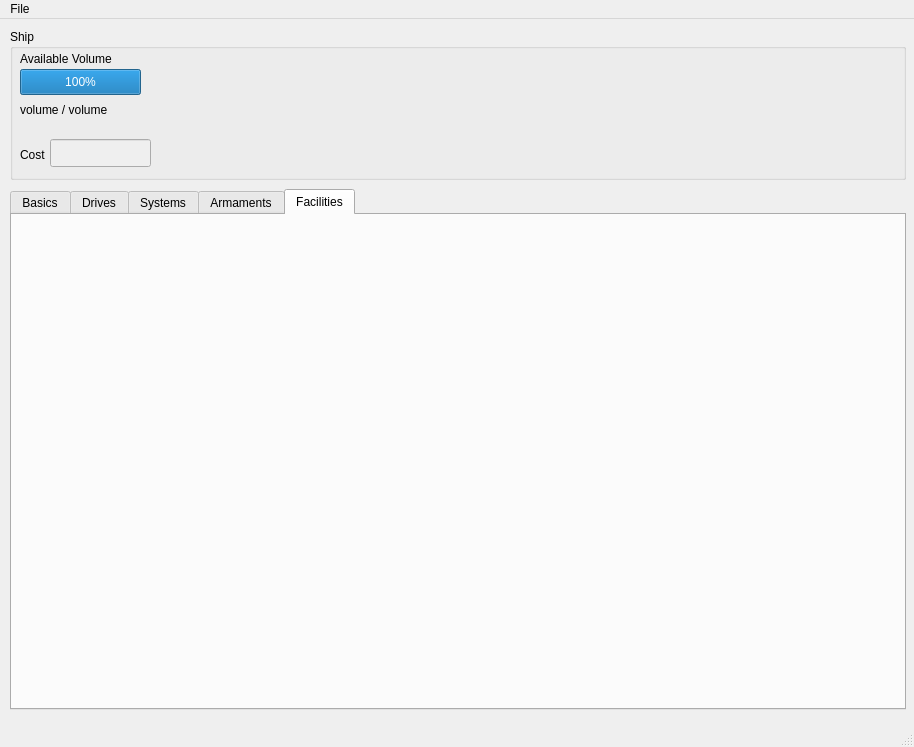
First picture: the form in main_smsd.ui, repository anotheroni/smsd, before the edit.
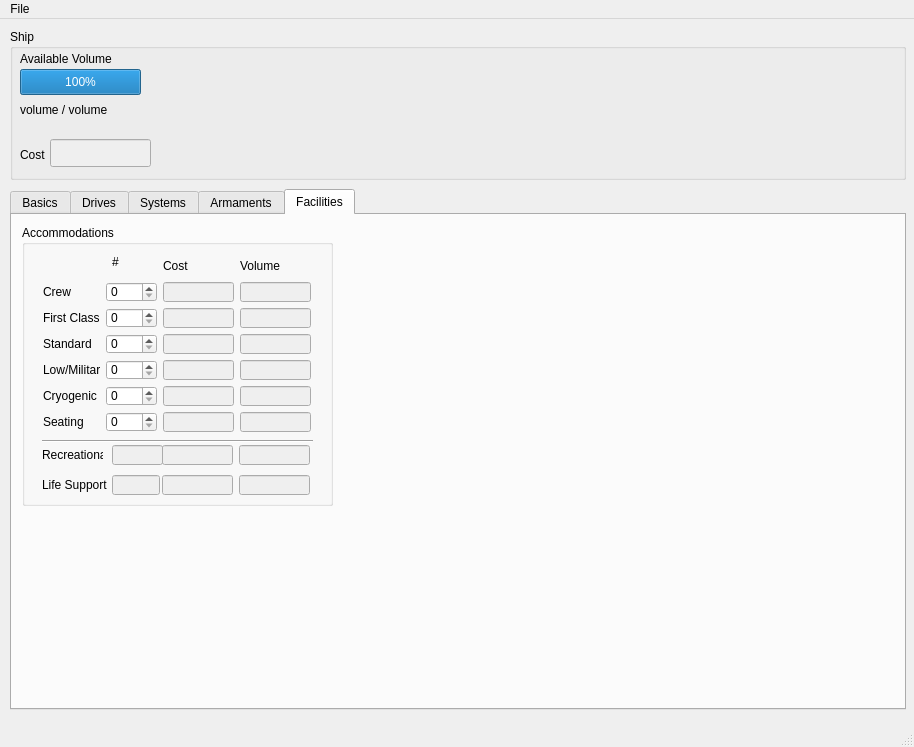
Second picture: the form after the edit. The open tabs and pages were chosen to show the change.

```diff
--- a/main_smsd.ui
+++ b/main_smsd.ui
@@ -823,6 +823,649 @@
      <attribute name="title" >
       <string>Facilities</string>
      </attribute>
+     <widget class="QGroupBox" name="groupBox_9" >
+      <property name="geometry" >
+       <rect>
+        <x>10</x>
+        <y>10</y>
+        <width>311</width>
+        <height>281</height>
+       </rect>
+      </property>
+      <property name="title" >
+       <string>Accommodations</string>
+      </property>
+      <widget class="QLineEdit" name="recreationalVolumeLineEdit" >
+       <property name="enabled" >
+        <bool>false</bool>
+       </property>
+       <property name="geometry" >
+        <rect>
+         <x>217</x>
+         <y>220</y>
+         <width>71</width>
+         <height>20</height>
+        </rect>
+       </property>
+       <property name="maximumSize" >
+        <size>
+         <width>71</width>
+         <height>20</height>
+        </size>
+       </property>
+       <property name="readOnly" >
+        <bool>true</bool>
+       </property>
+      </widget>
+      <widget class="QLineEdit" name="recreationalCostLineEdit" >
+       <property name="enabled" >
+        <bool>false</bool>
+       </property>
+       <property name="geometry" >
+        <rect>
+         <x>140</x>
+         <y>220</y>
+         <width>71</width>
+         <height>20</height>
+        </rect>
+       </property>
+       <property name="maximumSize" >
+        <size>
+         <width>71</width>
+         <height>20</height>
+        </size>
+       </property>
+       <property name="readOnly" >
+        <bool>true</bool>
+       </property>
+      </widget>
+      <widget class="QLabel" name="label_25" >
+       <property name="geometry" >
+        <rect>
+         <x>20</x>
+         <y>220</y>
+         <width>61</width>
+         <height>20</height>
+        </rect>
+       </property>
+       <property name="text" >
+        <string>Recreational</string>
+       </property>
+      </widget>
+      <widget class="Line" name="line" >
+       <property name="geometry" >
+        <rect>
+         <x>20</x>
+         <y>206</y>
+         <width>271</width>
+         <height>20</height>
+        </rect>
+       </property>
+       <property name="orientation" >
+        <enum>Qt::Horizontal</enum>
+       </property>
+      </widget>
+      <widget class="QLabel" name="label_26" >
+       <property name="geometry" >
+        <rect>
+         <x>20</x>
+         <y>250</y>
+         <width>102</width>
+         <height>20</height>
+        </rect>
+       </property>
+       <property name="text" >
+        <string>Life Support</string>
+       </property>
+      </widget>
+      <widget class="QLineEdit" name="lifeSupportVolumeLineEdit" >
+       <property name="enabled" >
+        <bool>false</bool>
+       </property>
+       <property name="geometry" >
+        <rect>
+         <x>217</x>
+         <y>250</y>
+         <width>71</width>
+         <height>20</height>
+        </rect>
+       </property>
+       <property name="maximumSize" >
+        <size>
+         <width>71</width>
+         <height>20</height>
+        </size>
+       </property>
+       <property name="readOnly" >
+        <bool>true</bool>
+       </property>
+      </widget>
+      <widget class="QLineEdit" name="lifeSupportCostLineEdit" >
+       <property name="enabled" >
+        <bool>false</bool>
+       </property>
+       <property name="geometry" >
+        <rect>
+         <x>140</x>
+         <y>250</y>
+         <width>71</width>
+         <height>20</height>
+        </rect>
+       </property>
+       <property name="maximumSize" >
+        <size>
+         <width>71</width>
+         <height>20</height>
+        </size>
+       </property>
+       <property name="readOnly" >
+        <bool>true</bool>
+       </property>
+      </widget>
+      <widget class="QLineEdit" name="lifeSupportNumberLineEdit" >
+       <property name="enabled" >
+        <bool>false</bool>
+       </property>
+       <property name="geometry" >
+        <rect>
+         <x>90</x>
+         <y>250</y>
+         <width>48</width>
+         <height>20</height>
+        </rect>
+       </property>
+       <property name="maximumSize" >
+        <size>
+         <width>51</width>
+         <height>20</height>
+        </size>
+       </property>
+       <property name="readOnly" >
+        <bool>true</bool>
+       </property>
+      </widget>
+      <widget class="QLineEdit" name="recreationalNumberLineEdit" >
+       <property name="enabled" >
+        <bool>false</bool>
+       </property>
+       <property name="geometry" >
+        <rect>
+         <x>90</x>
+         <y>220</y>
+         <width>51</width>
+         <height>20</height>
+        </rect>
+       </property>
+       <property name="maximumSize" >
+        <size>
+         <width>51</width>
+         <height>20</height>
+        </size>
+       </property>
+       <property name="readOnly" >
+        <bool>true</bool>
+       </property>
+      </widget>
+      <widget class="QLabel" name="label_27" >
+       <property name="geometry" >
+        <rect>
+         <x>90</x>
+         <y>30</y>
+         <width>46</width>
+         <height>14</height>
+        </rect>
+       </property>
+       <property name="text" >
+        <string>#</string>
+       </property>
+      </widget>
+      <widget class="QSpinBox" name="accommodationFirstSpinBox" >
+       <property name="geometry" >
+        <rect>
+         <x>84</x>
+         <y>83</y>
+         <width>51</width>
+         <height>20</height>
+        </rect>
+       </property>
+       <property name="maximum" >
+        <number>10000</number>
+       </property>
+      </widget>
+      <widget class="QLabel" name="label_23" >
+       <property name="geometry" >
+        <rect>
+         <x>218</x>
+         <y>31</y>
+         <width>71</width>
+         <height>20</height>
+        </rect>
+       </property>
+       <property name="text" >
+        <string>Volume</string>
+       </property>
+      </widget>
+      <widget class="QLabel" name="label_17" >
+       <property name="geometry" >
+        <rect>
+         <x>21</x>
+         <y>57</y>
+         <width>57</width>
+         <height>20</height>
+        </rect>
+       </property>
+       <property name="text" >
+        <string>Crew</string>
+       </property>
+      </widget>
+      <widget class="QSpinBox" name="accommodationCrewSpinBox" >
+       <property name="geometry" >
+        <rect>
+         <x>84</x>
+         <y>57</y>
+         <width>51</width>
+         <height>20</height>
+        </rect>
+       </property>
+       <property name="maximum" >
+        <number>10000</number>
+       </property>
+      </widget>
+      <widget class="QLineEdit" name="accommodationsCrewCostLineEdit" >
+       <property name="enabled" >
+        <bool>false</bool>
+       </property>
+       <property name="geometry" >
+        <rect>
+         <x>141</x>
+         <y>57</y>
+         <width>71</width>
+         <height>20</height>
+        </rect>
+       </property>
+       <property name="maximumSize" >
+        <size>
+         <width>71</width>
+         <height>20</height>
+        </size>
+       </property>
+       <property name="readOnly" >
+        <bool>true</bool>
+       </property>
+      </widget>
+      <widget class="QLineEdit" name="accommodationsCrewVolumeLineEdit" >
+       <property name="enabled" >
+        <bool>false</bool>
+       </property>
+       <property name="geometry" >
+        <rect>
+         <x>218</x>
+         <y>57</y>
+         <width>71</width>
+         <height>20</height>
+        </rect>
+       </property>
+       <property name="maximumSize" >
+        <size>
+         <width>71</width>
+         <height>20</height>
+        </size>
+       </property>
+       <property name="readOnly" >
+        <bool>true</bool>
+       </property>
+      </widget>
+      <widget class="QLabel" name="label_18" >
+       <property name="geometry" >
+        <rect>
+         <x>21</x>
+         <y>83</y>
+         <width>57</width>
+         <height>20</height>
+        </rect>
+       </property>
+       <property name="text" >
+        <string>First Class</string>
+       </property>
+      </widget>
+      <widget class="QLineEdit" name="accommodationsFirstCostLineEdit" >
+       <property name="enabled" >
+        <bool>false</bool>
+       </property>
+       <property name="geometry" >
+        <rect>
+         <x>141</x>
+         <y>83</y>
+         <width>71</width>
+         <height>20</height>
+        </rect>
+       </property>
+       <property name="maximumSize" >
+        <size>
+         <width>71</width>
+         <height>20</height>
+        </size>
+       </property>
+       <property name="readOnly" >
+        <bool>true</bool>
+       </property>
+      </widget>
+      <widget class="QLineEdit" name="accommodationsFirstVolumeLineEdit" >
+       <property name="enabled" >
+        <bool>false</bool>
+       </property>
+       <property name="geometry" >
+        <rect>
+         <x>218</x>
+         <y>83</y>
+         <width>71</width>
+         <height>20</height>
+        </rect>
+       </property>
+       <property name="maximumSize" >
+        <size>
+         <width>71</width>
+         <height>20</height>
+        </size>
+       </property>
+       <property name="readOnly" >
+        <bool>true</bool>
+       </property>
+      </widget>
+      <widget class="QLabel" name="label_19" >
+       <property name="geometry" >
+        <rect>
+         <x>21</x>
+         <y>109</y>
+         <width>57</width>
+         <height>20</height>
+        </rect>
+       </property>
+       <property name="text" >
+        <string>Standard</string>
+       </property>
+      </widget>
+      <widget class="QSpinBox" name="accommodationStandardSpinBox" >
+       <property name="geometry" >
+        <rect>
+         <x>84</x>
+         <y>109</y>
+         <width>51</width>
+         <height>20</height>
+        </rect>
+       </property>
+       <property name="maximum" >
+        <number>10000</number>
+       </property>
+      </widget>
+      <widget class="QLineEdit" name="accommodationsStandardCostLineEdit" >
+       <property name="enabled" >
+        <bool>false</bool>
+       </property>
+       <property name="geometry" >
+        <rect>
+         <x>141</x>
+         <y>109</y>
+         <width>71</width>
+         <height>20</height>
+        </rect>
+       </property>
+       <property name="maximumSize" >
+        <size>
+         <width>71</width>
+         <height>20</height>
+        </size>
+       </property>
+       <property name="readOnly" >
+        <bool>true</bool>
+       </property>
+      </widget>
+      <widget class="QLineEdit" name="accommodationsStandardVolumeLineEdit" >
+       <property name="enabled" >
+        <bool>false</bool>
+       </property>
+       <property name="geometry" >
+        <rect>
+         <x>218</x>
+         <y>109</y>
+         <width>71</width>
+         <height>20</height>
+        </rect>
+       </property>
+       <property name="maximumSize" >
+        <size>
+         <width>71</width>
+         <height>20</height>
+        </size>
+       </property>
+       <property name="readOnly" >
+        <bool>true</bool>
+       </property>
+      </widget>
+      <widget class="QLabel" name="label_20" >
+       <property name="geometry" >
+        <rect>
+         <x>21</x>
+         <y>135</y>
+         <width>57</width>
+         <height>20</height>
+        </rect>
+       </property>
+       <property name="text" >
+        <string>Low/Military</string>
+       </property>
+      </widget>
+      <widget class="QSpinBox" name="accommodationLowSpinBox" >
+       <property name="geometry" >
+        <rect>
+         <x>84</x>
+         <y>135</y>
+         <width>51</width>
+         <height>20</height>
+        </rect>
+       </property>
+       <property name="maximum" >
+        <number>10000</number>
+       </property>
+      </widget>
+      <widget class="QLineEdit" name="accommodationsLowCostLineEdit" >
+       <property name="enabled" >
+        <bool>false</bool>
+       </property>
+       <property name="geometry" >
+        <rect>
+         <x>141</x>
+         <y>135</y>
+         <width>71</width>
+         <height>20</height>
+        </rect>
+       </property>
+       <property name="maximumSize" >
+        <size>
+         <width>71</width>
+         <height>20</height>
+        </size>
+       </property>
+       <property name="readOnly" >
+        <bool>true</bool>
+       </property>
+      </widget>
+      <widget class="QLineEdit" name="accommodationsLowVolumeLineEdit" >
+       <property name="enabled" >
+        <bool>false</bool>
+       </property>
+       <property name="geometry" >
+        <rect>
+         <x>218</x>
+         <y>135</y>
+         <width>71</width>
+         <height>20</height>
+        </rect>
+       </property>
+       <property name="maximumSize" >
+        <size>
+         <width>71</width>
+         <height>20</height>
+        </size>
+       </property>
+       <property name="readOnly" >
+        <bool>true</bool>
+       </property>
+      </widget>
+      <widget class="QLabel" name="label_21" >
+       <property name="geometry" >
+        <rect>
+         <x>21</x>
+         <y>161</y>
+         <width>57</width>
+         <height>20</height>
+        </rect>
+       </property>
+       <property name="text" >
+        <string>Cryogenic</string>
+       </property>
+      </widget>
+      <widget class="QSpinBox" name="accommodationCryogenicSpinBox" >
+       <property name="geometry" >
+        <rect>
+         <x>84</x>
+         <y>161</y>
+         <width>51</width>
+         <height>20</height>
+        </rect>
+       </property>
+       <property name="maximum" >
+        <number>10000</number>
+       </property>
+      </widget>
+      <widget class="QLineEdit" name="accommodationsCryogenicCostLineEdit" >
+       <property name="enabled" >
+        <bool>false</bool>
+       </property>
+       <property name="geometry" >
+        <rect>
+         <x>141</x>
+         <y>161</y>
+         <width>71</width>
+         <height>20</height>
+        </rect>
+       </property>
+       <property name="maximumSize" >
+        <size>
+         <width>71</width>
+         <height>20</height>
+        </size>
+       </property>
+       <property name="readOnly" >
+        <bool>true</bool>
+       </property>
+      </widget>
+      <widget class="QLineEdit" name="accommodationsCryogenicVolumeLineEdit" >
+       <property name="enabled" >
+        <bool>false</bool>
+       </property>
+       <property name="geometry" >
+        <rect>
+         <x>218</x>
+         <y>161</y>
+         <width>71</width>
+         <height>20</height>
+        </rect>
+       </property>
+       <property name="maximumSize" >
+        <size>
+         <width>71</width>
+         <height>20</height>
+        </size>
+       </property>
+       <property name="readOnly" >
+        <bool>true</bool>
+       </property>
+      </widget>
+      <widget class="QLabel" name="label_24" >
+       <property name="geometry" >
+        <rect>
+         <x>21</x>
+         <y>187</y>
+         <width>57</width>
+         <height>20</height>
+        </rect>
+       </property>
+       <property name="text" >
+        <string>Seating</string>
+       </property>
+      </widget>
+      <widget class="QLineEdit" name="accommodationsSeatingVolumeLineEdit" >
+       <property name="enabled" >
+        <bool>false</bool>
+       </property>
+       <property name="geometry" >
+        <rect>
+         <x>218</x>
+         <y>187</y>
+         <width>71</width>
+         <height>20</height>
+        </rect>
+       </property>
+       <property name="maximumSize" >
+        <size>
+         <width>71</width>
+         <height>20</height>
+        </size>
+       </property>
+       <property name="readOnly" >
+        <bool>true</bool>
+       </property>
+      </widget>
+      <widget class="QLabel" name="label_22" >
+       <property name="geometry" >
+        <rect>
+         <x>141</x>
+         <y>31</y>
+         <width>71</width>
+         <height>20</height>
+        </rect>
+       </property>
+       <property name="text" >
+        <string>Cost</string>
+       </property>
+      </widget>
+      <widget class="QLineEdit" name="accommodationsSeatingCostLineEdit" >
+       <property name="enabled" >
+        <bool>false</bool>
+       </property>
+       <property name="geometry" >
+        <rect>
+         <x>141</x>
+         <y>187</y>
+         <width>71</width>
+         <height>20</height>
+        </rect>
+       </property>
+       <property name="maximumSize" >
+        <size>
+         <width>71</width>
+         <height>20</height>
+        </size>
+       </property>
+       <property name="readOnly" >
+        <bool>true</bool>
+       </property>
+      </widget>
+      <widget class="QSpinBox" name="accommodationSeatingSpinBox" >
+       <property name="geometry" >
+        <rect>
+         <x>84</x>
+         <y>187</y>
+         <width>51</width>
+         <height>20</height>
+        </rect>
+       </property>
+       <property name="maximum" >
+        <number>10000</number>
+       </property>
+      </widget>
+     </widget>
     </widget>
    </widget>
    <widget class="QGroupBox" name="groupBox" >
```
Left out of the diff: 639 changed lines with no effect on the pictures. Lines whose indentation alone changed are shown as unchanged.
